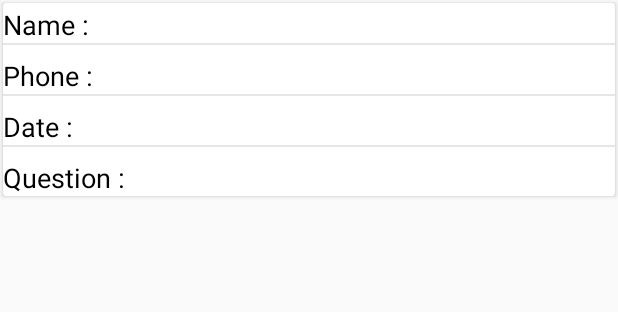
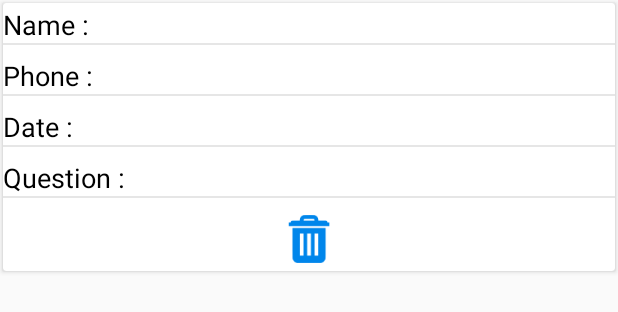
Before and after one commit to ye7ia10/Keffa7_Company, an Android app: the layout question_item.xml on its own in the app's theme, with its tools: preview values and no code run, on a phone screen of 412 x 824 dp. Shown: the top 312 px of the screen. Run offline under Robolectric (Android 15) with nearby library versions, the phone set to English and light mode, and no system bars.

Commit message:
add can respond to questions

```diff
--- a/app/src/main/AndroidManifest.xml
+++ b/app/src/main/AndroidManifest.xml
@@ -15,7 +15,8 @@
         android:roundIcon="@mipmap/ic_launcher_round"
         android:supportsRtl="true"
         android:theme="@style/AppTheme">
-        <activity android:name=".comp"></activity>
+        <activity android:name=".adminQuestions"></activity>
+        <activity android:name=".comp" />
         <activity android:name=".ProjectViewer" />
         <activity android:name=".AddProject" />
         <activity android:name=".admin" />
--- a/app/src/main/java/com/example/companyk/comp.java
+++ b/app/src/main/java/com/example/companyk/comp.java
@@ -64,8 +64,10 @@ public class comp extends AppCompatActivity {
             Date newDate = new Date(date.getTime());
             SimpleDateFormat dt = new SimpleDateFormat("yyyy-MM-dd");
             String stringdate = dt.format(newDate);
+            String pushKey = reference.push().getKey();
+            map.put("key", pushKey);
             map.put("date", String.valueOf(stringdate.toString()));
-            reference.push().setValue(map).addOnSuccessListener(new OnSuccessListener<Void>() {
+            reference.child(pushKey).setValue(map).addOnSuccessListener(new OnSuccessListener<Void>() {
                 @Override
                 public void onSuccess(Void aVoid) {
                     Toast.makeText(comp.this, "Your Question Uploaded Successfully", Toast.LENGTH_SHORT).show();
--- a/app/src/main/res/layout/question_item.xml
+++ b/app/src/main/res/layout/question_item.xml
@@ -135,7 +135,27 @@
               ></TextView>
       </LinearLayout>
 
+      <View
+          android:layout_width="match_parent"
+          android:layout_height="1dp"
+          android:layout_marginBottom="6dp"
+          android:background="#E6E6E6"/>
 
+       <RelativeLayout
+           android:layout_width="match_parent"
+           android:layout_height="wrap_content"
+           >
+
+           <ImageView
+               android:layout_width="wrap_content"
+               android:layout_height="wrap_content"
+               android:id="@+id/trash"
+               android:layout_centerHorizontal="true"
+               android:layout_marginTop="5dp"
+               android:layout_marginBottom="5dp"
+               android:src="@drawable/tras">
+           </ImageView>
+       </RelativeLayout>
 
   </LinearLayout>
 
```
Also changed, not shown: app/src/main/java/com/example/companyk/Question.java (+11 -2 lines), app/src/main/java/com/example/companyk/QuestionAdapter.java (+56 -3 lines), app/src/main/java/com/example/companyk/admin.java (+7 -0 lines), app/src/main/java/com/example/companyk/adminQuestions.java (added, +67 -0 lines), app/src/main/res/layout/activity_admin_questions.xml (added, +53 -0 lines), app/src/main/res/drawable-hdpi/question.png (added), app/src/main/res/drawable-hdpi/tras.png (added).
